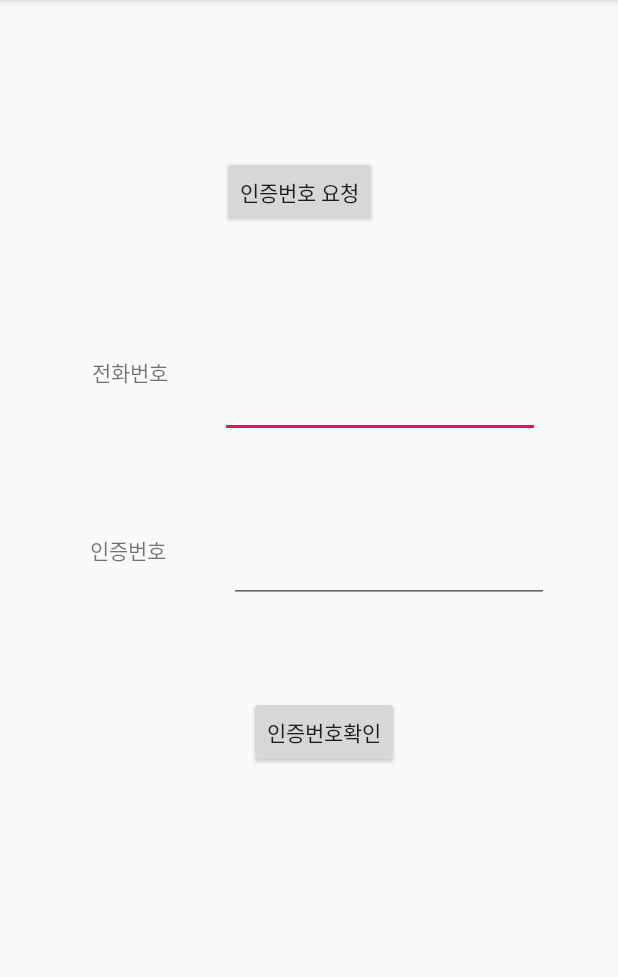
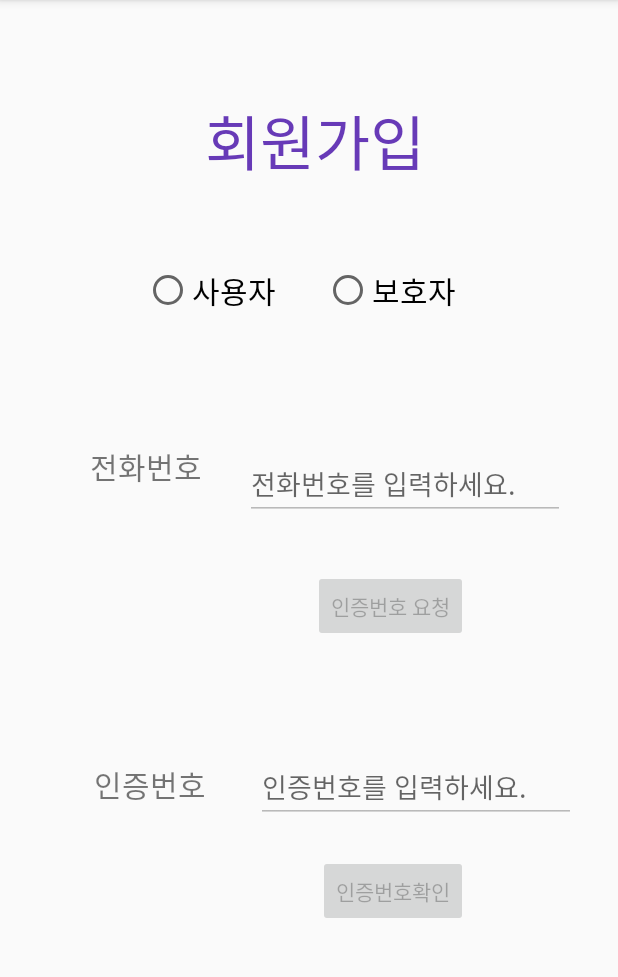
Before and after one commit to jtm0609/BodyMonitoringApp, an Android app: the screen it shows after launch (GateActivity), on a phone screen of 412 x 824 dp, the part 84-1061 px from its top. Run offline under Robolectric (Android 15) with nearby library versions, the phone set to English and light mode, and no system bars; our stand-ins replace Firebase (no records; nobody signed in at launch, a user with empty details on screens opened directly).

Commit message:
GateActivity수정(+회원가입창)

```diff
--- a/Waist_guard_Project/app/build.gradle
+++ b/Waist_guard_Project/app/build.gradle
@@ -26,6 +26,7 @@ dependencies {
     implementation 'androidx.constraintlayout:constraintlayout:1.1.3'
     implementation 'com.akexorcist:bluetoothspp:1.0.0' //추가
     implementation 'com.google.firebase:firebase-auth:19.2.0'
+    implementation 'com.google.firebase:firebase-database:19.2.0'
     testImplementation 'junit:junit:4.12'
     androidTestImplementation 'androidx.test.ext:junit:1.1.0'
     androidTestImplementation 'androidx.test.espresso:espresso-core:3.1.1'
--- a/Waist_guard_Project/app/src/main/AndroidManifest.xml
+++ b/Waist_guard_Project/app/src/main/AndroidManifest.xml
@@ -30,6 +30,10 @@
                 <category android:name="android.intent.category.LAUNCHER" />
             </intent-filter>
         </activity>
+
+        <meta-data
+            android:name="preloaded_fonts"
+            android:resource="@array/preloaded_fonts" />
     </application>
 
 </manifest>
--- a/Waist_guard_Project/app/src/main/java/com/jtmcompany/waist_guard_project/GateActivity.java
+++ b/Waist_guard_Project/app/src/main/java/com/jtmcompany/waist_guard_project/GateActivity.java
@@ -7,6 +7,7 @@ import android.util.Log;
 import android.view.View;
 import android.widget.Button;
 import android.widget.EditText;
+import android.widget.RadioGroup;
 import android.widget.Toast;
 
 import androidx.annotation.NonNull;
@@ -40,22 +41,19 @@ public class GateActivity extends AppCompatActivity {
         super.onCreate(savedInstanceState);
         setContentView(R.layout.activity_gate);
 
-        Button request_Msg_Button=findViewById(R.id.button);
-        final EditText mPhone_number=findViewById(R.id.phone_number);
+        final Button request_Msg_Button=findViewById(R.id.button); //인증번호요청 버튼
+        final Button verify_Button=findViewById(R.id.verify_button); //인증번호확인 버튼
+        final EditText mPhone_number=findViewById(R.id.phone_number); //전화번호입력 에디트텍스트
+        final EditText verify_code=findViewById(R.id.verify_code); //인증번호입력 에디트텍스트
+        final RadioGroup RadioGroup=findViewById(R.id.radio_group);
 
-        //인증번호요청코드
-        request_Msg_Button.setOnClickListener(new View.OnClickListener() {
-            @Override
-            public void onClick(View view) {
-                startPhoneVerification(mPhone_number.getText().toString());
+        //초기(라디오버튼을 누르지않는상태) 에디트텍스트와 버튼을 비활성화시킴
+        request_Msg_Button.setEnabled(false);
+        verify_Button.setEnabled(false);
+        mPhone_number.setEnabled(false);
+        verify_code.setEnabled(false);
 
-            }
-        });
-        //
-        mAuth=FirebaseAuth.getInstance();
-
-
-
+        //callback
         mcallbacks= new PhoneAuthProvider.OnVerificationStateChangedCallbacks(){
             //즉시인증(인증코드를 보내거나 입력하지않고 전화번호를즉시인증 or
             //자동으로 수신되는 SMS를 감지하여 사용자의 개입없이 인증을 수행
@@ -82,6 +80,12 @@ public class GateActivity extends AppCompatActivity {
                     // [END_EXCLUDE]
                 }
 
+                //메시지전송실패시 전화번호입력창과 인증번호요청버튼일 활성화되고
+                //인증번호입력창이 비활성화되고, 인증번호확인버튼이 비활성화됨
+                mPhone_number.setEnabled(true);
+                request_Msg_Button.setEnabled(true);
+                verify_Button.setEnabled(false);
+                verify_code.setEnabled(false);
             }
 
             //이 메소드는 제공된 전화번호로 인증 코드가 SMS를 통해 전송된 후에 호출
@@ -91,15 +95,47 @@ public class GateActivity extends AppCompatActivity {
                 super.onCodeSent(verificationId, forceResendingToken);
                 Log.d(TAG,"onCodeSent: "+verificationId);
                 mVerifyId=verificationId;
+
+                //메시지가보내지면 인증번호입력창이 활성화됨
+                verify_Button.setEnabled(true);
+                verify_code.setEnabled(true);
             }
         };
 
+        //인증번호요청버튼
+        request_Msg_Button.setOnClickListener(new View.OnClickListener() {
+            @Override
+            public void onClick(View view) {
+                startPhoneVerification(mPhone_number.getText().toString());
+
+            }
+        });
+        //
+        mAuth=FirebaseAuth.getInstance();
+
+        //라디오그룹선택
+        //라디오버튼을누르면 전화번호입력창과 인증번호요청버튼이 활성화됨
+        RadioGroup.setOnCheckedChangeListener(new RadioGroup.OnCheckedChangeListener() {
+            @Override
+            public void onCheckedChanged(android.widget.RadioGroup group, int i) {
+                if(group==RadioGroup){
+                    if(i==R.id.user_RadioBt){
+                        mPhone_number.setEnabled(true);
+                        request_Msg_Button.setEnabled(true);
+
+                    }
+                    else if(i==R.id.guadian_RadioBt){
+                        mPhone_number.setEnabled(true);
+                        request_Msg_Button.setEnabled(true);
+                    }
+                }
+
+            }
+        });
         //인증번호확인버튼
-        Button verify_Button=findViewById(R.id.verify_button);
         verify_Button.setOnClickListener(new View.OnClickListener(){
             @Override
             public void onClick(View view) {
-                EditText verify_code=findViewById(R.id.verify_code);
                 //입력한 인증번호와 인증ID를이용하여 PhoneAuthCredential객체를만들기위해 다음메소드호출->기존에있던 PhoneAuthCredential객체와 비교
                 verifyPhoneNumberWithCode(mVerifyId,verify_code.getText().toString());
             }
--- a/Waist_guard_Project/app/src/main/java/com/jtmcompany/waist_guard_project/MainActivity.java
+++ b/Waist_guard_Project/app/src/main/java/com/jtmcompany/waist_guard_project/MainActivity.java
@@ -116,6 +116,8 @@ public class MainActivity extends AppCompatActivity {
             @Override
             public void onClick(View view) {
                 FirebaseAuth.getInstance().signOut();
+                Intent intent=new Intent(getApplicationContext(),GateActivity.class);
+                startActivity(intent);
                 finish();
             }
         });
@@ -142,6 +144,7 @@ public class MainActivity extends AppCompatActivity {
     }
 
     public void onActivityResult(int requestCode, int resultCode, Intent data) {
+        super.onActivityResult(requestCode, resultCode, data);
         if (requestCode == BluetoothState.REQUEST_CONNECT_DEVICE) {
             if (resultCode == Activity.RESULT_OK)
                 mservice.getBlueToothSPP().connect(data);
--- a/Waist_guard_Project/app/src/main/res/layout/activity_gate.xml
+++ b/Waist_guard_Project/app/src/main/res/layout/activity_gate.xml
@@ -10,11 +10,10 @@
         android:id="@+id/textView2"
         android:layout_width="wrap_content"
         android:layout_height="wrap_content"
-        android:layout_marginStart="61dp"
-        android:layout_marginTop="220dp"
-        android:layout_marginBottom="492dp"
+        android:layout_marginStart="60dp"
+        android:layout_marginTop="296dp"
         android:text="전화번호"
-        app:layout_constraintBottom_toBottomOf="parent"
+        android:textSize="20sp"
         app:layout_constraintStart_toStartOf="parent"
         app:layout_constraintTop_toTopOf="parent" />
 
@@ -23,12 +22,15 @@
         android:layout_width="wrap_content"
         android:layout_height="wrap_content"
         android:layout_marginStart="147dp"
-        android:layout_marginTop="104dp"
-        android:layout_marginEnd="160dp"
+        android:layout_marginTop="10dp"
+        android:layout_marginEnd="100dp"
+        android:layout_marginBottom="70dp"
         android:text="인증번호 요청"
+        app:layout_constraintBottom_toTopOf="@+id/verify_code"
         app:layout_constraintEnd_toEndOf="parent"
+        app:layout_constraintHorizontal_bias="1.0"
         app:layout_constraintStart_toStartOf="parent"
-        app:layout_constraintTop_toTopOf="parent" />
+        app:layout_constraintTop_toBottomOf="@+id/phone_number" />
 
     <EditText
         android:id="@+id/phone_number"
@@ -36,27 +38,32 @@
         android:layout_height="wrap_content"
         android:layout_marginStart="34dp"
         android:layout_marginEnd="51dp"
-        android:layout_marginBottom="476dp"
+        android:layout_marginBottom="20dp"
         android:ems="10"
+        android:hint="전화번호를 입력하세요."
         android:inputType="number"
-        app:layout_constraintBottom_toBottomOf="parent"
+        app:layout_constraintBottom_toTopOf="@+id/button"
         app:layout_constraintEnd_toEndOf="parent"
-        app:layout_constraintStart_toEndOf="@+id/textView2" />
+        app:layout_constraintHorizontal_bias="0.26"
+        app:layout_constraintStart_toEndOf="@+id/textView2"
+        app:layout_constraintTop_toTopOf="@+id/textView2" />
 
     <EditText
         android:id="@+id/verify_code"
         android:layout_width="wrap_content"
         android:layout_height="wrap_content"
-        android:layout_marginStart="41dp"
-        android:layout_marginTop="65dp"
-        android:layout_marginEnd="45dp"
-        android:layout_marginBottom="367dp"
+        android:layout_marginStart="20dp"
+        android:layout_marginTop="20dp"
+        android:layout_marginEnd="25dp"
         android:ems="10"
+        android:hint="인증번호를 입력하세요."
         android:inputType="number"
-        app:layout_constraintBottom_toBottomOf="parent"
+        app:layout_constraintBottom_toBottomOf="@+id/textView3"
         app:layout_constraintEnd_toEndOf="parent"
+        app:layout_constraintHorizontal_bias="1.0"
         app:layout_constraintStart_toEndOf="@+id/textView3"
-        app:layout_constraintTop_toBottomOf="@+id/phone_number" />
+        app:layout_constraintTop_toTopOf="@+id/textView3"
+        app:layout_constraintVertical_bias="0.736" />
 
     <TextView
         android:id="@+id/textView3"
@@ -64,20 +71,24 @@
         android:layout_height="wrap_content"
         android:layout_marginStart="60dp"
         android:layout_marginTop="90dp"
-        android:layout_marginBottom="383dp"
+        android:layout_marginEnd="10dp"
+        android:layout_marginBottom="230dp"
         android:text="인증번호"
+        android:textSize="20sp"
         app:layout_constraintBottom_toBottomOf="parent"
+        app:layout_constraintEnd_toStartOf="@+id/verify_code"
         app:layout_constraintStart_toStartOf="parent"
-        app:layout_constraintTop_toBottomOf="@+id/textView2" />
+        app:layout_constraintTop_toBottomOf="@+id/textView2"
+        app:layout_constraintVertical_bias="1.0" />
 
     <Button
         android:id="@+id/verify_button"
         android:layout_width="wrap_content"
         android:layout_height="wrap_content"
         android:layout_marginStart="177dp"
-        android:layout_marginTop="62dp"
-        android:layout_marginEnd="146dp"
-        android:layout_marginBottom="256dp"
+        android:layout_marginTop="20dp"
+        android:layout_marginEnd="100dp"
+        android:layout_marginBottom="150dp"
         android:text="인증번호확인"
         app:layout_constraintBottom_toBottomOf="parent"
         app:layout_constraintEnd_toEndOf="parent"
@@ -86,4 +97,56 @@
         app:layout_constraintTop_toBottomOf="@+id/verify_code"
         app:layout_constraintVertical_bias="1.0" />
 
+    <TextView
+        android:id="@+id/textView4"
+        style="@style/Widget.AppCompat.TextView"
+        android:layout_width="wrap_content"
+        android:layout_height="wrap_content"
+        android:layout_marginStart="135dp"
+        android:layout_marginTop="64dp"
+        android:layout_marginEnd="128dp"
+        android:fontFamily="@font/chewy"
+        android:text="회원가입"
+        android:textColor="#673AB7"
+        android:textColorHighlight="#F44336"
+        android:textSize="40sp"
+        android:textStyle="normal"
+        android:typeface="normal"
+        app:layout_constraintEnd_toEndOf="parent"
+        app:layout_constraintStart_toStartOf="parent"
+        app:layout_constraintTop_toTopOf="parent" />
+
+    <RadioGroup
+        android:id="@+id/radio_group"
+        android:layout_width="240dp"
+        android:layout_height="59dp"
+        android:layout_marginStart="95dp"
+        android:layout_marginTop="36dp"
+        android:layout_marginEnd="76dp"
+        android:layout_marginBottom="71dp"
+        android:orientation="horizontal"
+        app:layout_constraintBottom_toTopOf="@+id/phone_number"
+        app:layout_constraintEnd_toEndOf="parent"
+        app:layout_constraintStart_toStartOf="parent"
+        app:layout_constraintTop_toBottomOf="@+id/textView4">
+
+        <RadioButton
+            android:id="@+id/user_RadioBt"
+            android:layout_width="wrap_content"
+            android:layout_height="match_parent"
+            android:layout_weight="1"
+            android:text="사용자"
+            android:textSize="20sp" />
+
+        <RadioButton
+            android:id="@+id/guadian_RadioBt"
+            android:layout_width="wrap_content"
+            android:layout_height="match_parent"
+            android:layout_weight="1"
+            android:text="보호자"
+            android:textSize="20sp"
+            tools:layout_weight="1" />
+
+    </RadioGroup>
+
 </androidx.constraintlayout.widget.ConstraintLayout>
```
